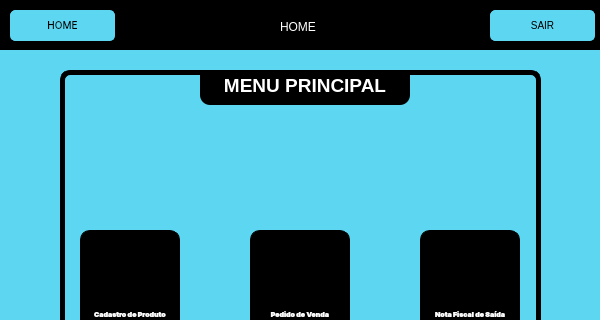
First picture: the form in assets/screens/HOME.ui, repository Resolution-Speed/Software_ERP_Resolution_Speed, before the edit; both pictures show x 0 to 600 and y 0 to 320 of the 600 by 530 pixel window.
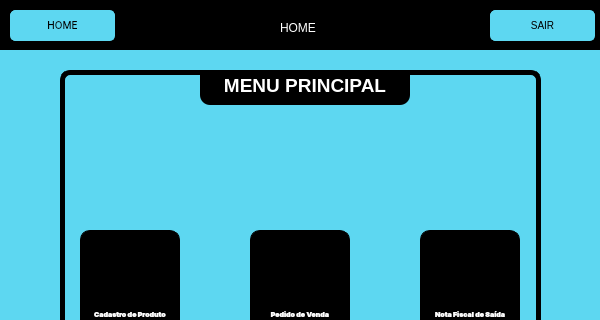
Second picture: the form after the edit. Icons and pictures are not drawn.

Patch:
```diff
--- a/assets/screens/HOME.ui
+++ b/assets/screens/HOME.ui
@@ -106,8 +106,8 @@
      <rect>
       <x>280</x>
       <y>20</y>
-      <width>47</width>
-      <height>13</height>
+      <width>41</width>
+      <height>16</height>
      </rect>
     </property>
     <property name="styleSheet">
```
